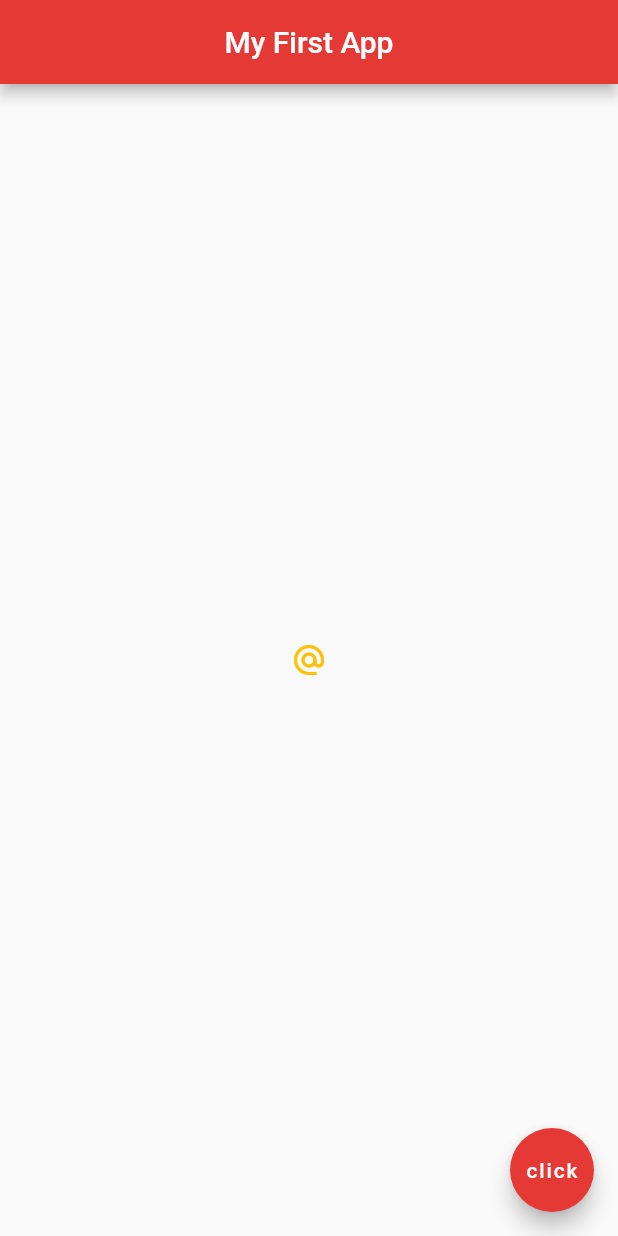
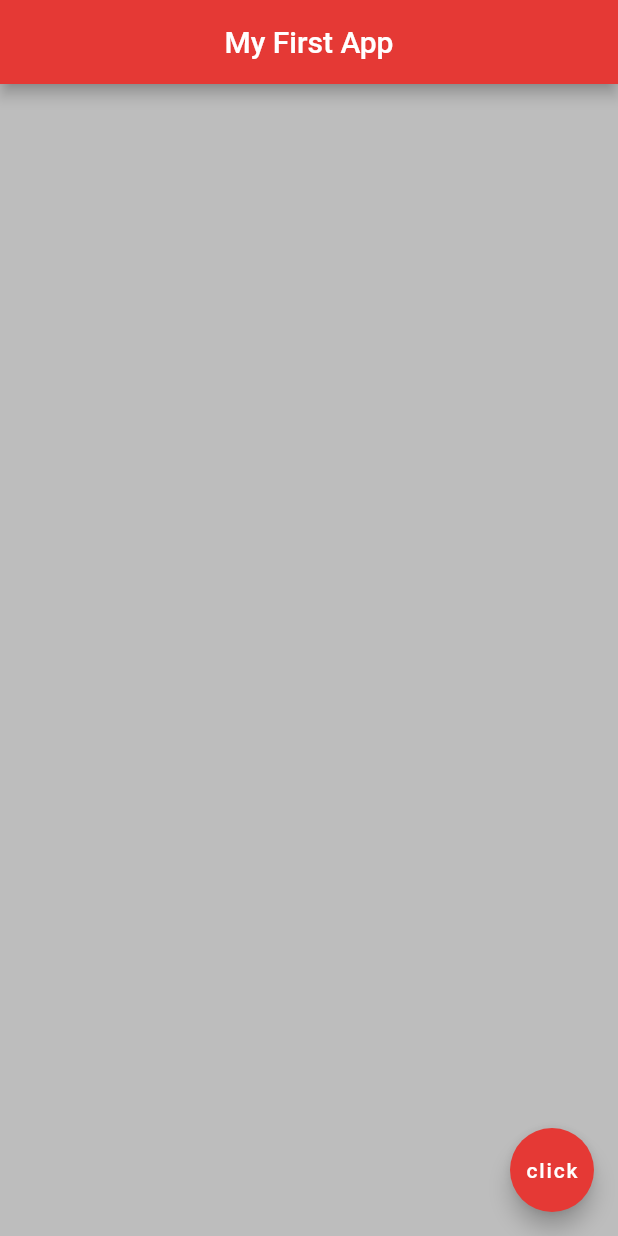
Before and after one commit to SafNaaz/myapp, a Flutter app: the screen it shows after launch, on a phone screen of 412 x 824 dp. Run offline on Flutter 3.47's test engine with Material 2 defaults, Android fonts, the phone set to English and light mode, and no system bars.

Commit message:
container full body to grey

```diff
--- a/lib/main.dart
+++ b/lib/main.dart
@@ -15,14 +15,8 @@ class Home extends StatelessWidget {
         centerTitle: true,
         backgroundColor: Colors.red[600],
       ),
-      body: Center(
-        child: IconButton(
-          onPressed: (){
-            print('You Clicked me');
-          },
-          icon: Icon(Icons.alternate_email),
-          color: Colors.amber
-        )
+      body: Container(
+        color: Colors.grey[400],
       ),
       floatingActionButton: FloatingActionButton(
         onPressed: (){},
```
